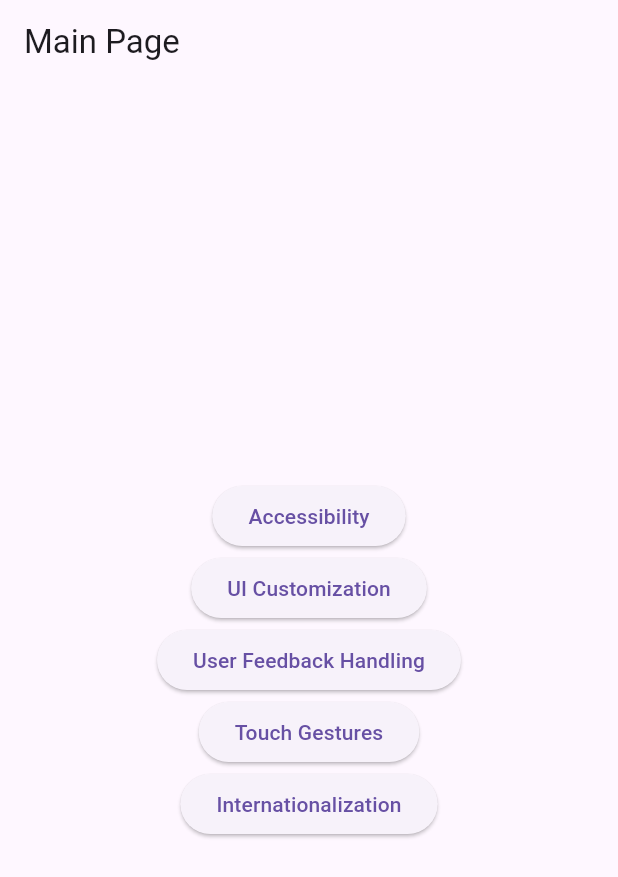
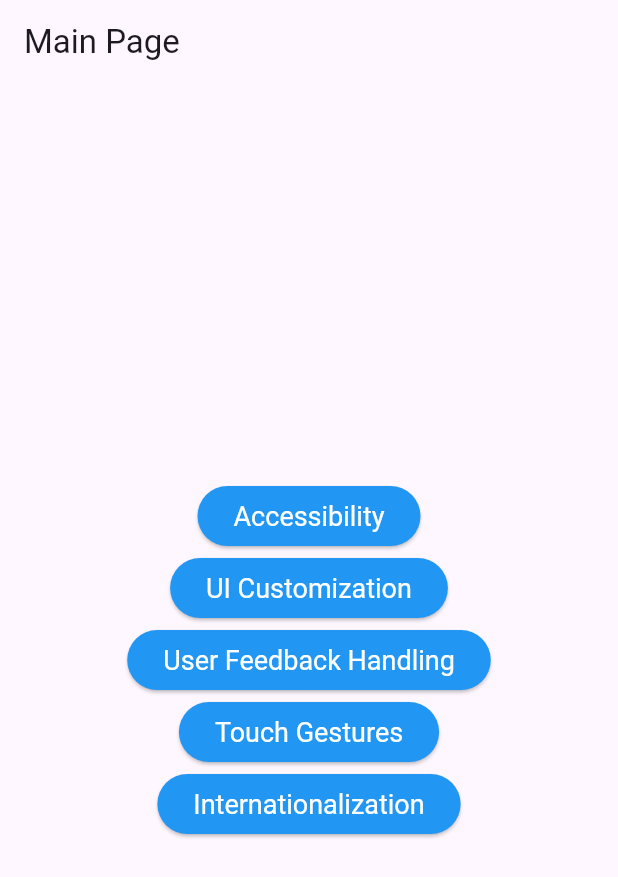
Before and after one commit to mattia-sanfilippo/flutter_hcd_research, a Flutter app: the screen it shows after launch, on a phone screen of 412 x 824 dp. Shown: the top 877 px of the screen. Run offline on Flutter 3.47's test engine with Material 3 defaults, Android fonts, the phone set to English and light mode, and no system bars.

Commit message:
feat: ui customization

```diff
--- a/lib/main.dart
+++ b/lib/main.dart
@@ -17,9 +17,48 @@ class MainApp extends StatelessWidget {
   Widget build(BuildContext context) {
     return MaterialApp(
       theme: ThemeData(
+        primarySwatch: Colors.blue,
+        primaryColor: Colors.blue,
         brightness: Brightness.light,
+        buttonTheme: ButtonThemeData(
+          buttonColor: Colors.blue,
+          textTheme: ButtonTextTheme.primary,
+        ),
+        elevatedButtonTheme: ElevatedButtonThemeData(
+          style: ElevatedButton.styleFrom(
+            backgroundColor: Colors.blue,
+            foregroundColor: Colors.white,
+            textStyle: TextStyle(fontSize: 18),
+          ),
+        ),
+        textTheme: TextTheme(
+          bodyLarge: TextStyle(fontSize: 24, color: Colors.black),
+          bodyMedium: TextStyle(fontSize: 20, color: Colors.black),
+          bodySmall: TextStyle(fontSize: 18, color: Colors.black),
+        ),
       ),
-      darkTheme: ThemeData(brightness: Brightness.dark),
+      darkTheme: ThemeData(
+        primarySwatch: Colors.teal,
+        primaryColor: Colors.teal,
+        brightness: Brightness.dark,
+        buttonTheme: ButtonThemeData(
+          buttonColor: Colors.teal,
+          textTheme: ButtonTextTheme.primary,
+        ),
+        elevatedButtonTheme: ElevatedButtonThemeData(
+          style: ElevatedButton.styleFrom(
+            backgroundColor: Colors.teal,
+            foregroundColor: Colors.white,
+            textStyle: TextStyle(fontSize: 18),
+          ),
+        ),
+        textTheme: TextTheme(
+          bodyLarge: TextStyle(fontSize: 24, color: Colors.white),
+          bodyMedium: TextStyle(fontSize: 20, color: Colors.white),
+          bodySmall: TextStyle(fontSize: 18, color: Colors.white),
+        ),
+      ),
+      themeMode: ThemeMode.system,
       home: MainPage(),
     );
   }
--- a/lib/pages/ui_customization/dark_mode_support_page.dart
+++ b/lib/pages/ui_customization/dark_mode_support_page.dart
@@ -5,7 +5,7 @@ class DarkModeSupportPage extends StatelessWidget {
   Widget build(BuildContext context) {
     return Scaffold(
       appBar: AppBar(title: Text('Dark Mode support')),
-      body: Center(child: Text('Dark Mode support content')),
+      body: Center(child: Text('Switch system theme to test dark mode')),
     );
   }
 }
```
Also changed, not shown: lib/pages/ui_customization/component_styling_flexibility_page.dart (+12 -1 lines), lib/pages/ui_customization/platform_consistency_page.dart (+35 -1 lines).
